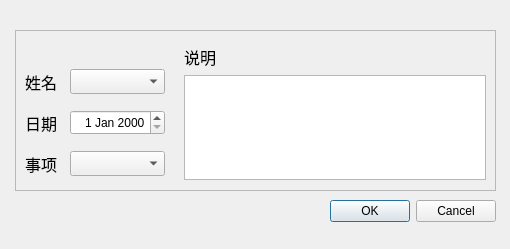
First picture: the form in ui_newDailyDialog.ui, repository squallyaohao/overtime-management, before the edit.
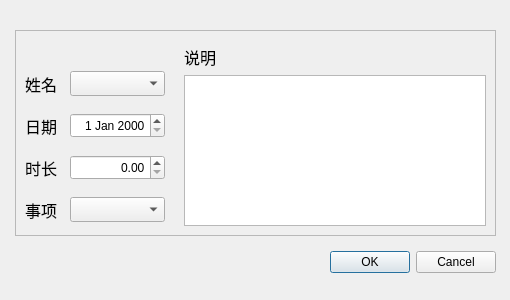
Second picture: the form after the edit.

Commit message: daily table

```diff
--- a/ui_newDailyDialog.ui
+++ b/ui_newDailyDialog.ui
@@ -7,7 +7,7 @@
     <x>0</x>
     <y>0</y>
     <width>510</width>
-    <height>249</height>
+    <height>300</height>
    </rect>
   </property>
   <property name="sizePolicy">
@@ -19,7 +19,7 @@
   <property name="maximumSize">
    <size>
     <width>510</width>
-    <height>400</height>
+    <height>300</height>
    </size>
   </property>
   <property name="windowTitle">
@@ -29,11 +29,17 @@
    <property name="geometry">
     <rect>
      <x>155</x>
-     <y>195</y>
+     <y>245</y>
      <width>341</width>
-     <height>32</height>
+     <height>35</height>
     </rect>
    </property>
+   <property name="minimumSize">
+    <size>
+     <width>0</width>
+     <height>35</height>
+    </size>
+   </property>
    <property name="orientation">
     <enum>Qt::Horizontal</enum>
    </property>
@@ -47,7 +53,7 @@
      <x>15</x>
      <y>30</y>
      <width>481</width>
-     <height>161</height>
+     <height>206</height>
     </rect>
    </property>
    <property name="frameShape">
@@ -56,13 +62,13 @@
    <property name="frameShadow">
     <enum>QFrame::Sunken</enum>
    </property>
-   <widget class="QWidget" name="">
+   <widget class="QWidget" name="layoutWidget">
     <property name="geometry">
      <rect>
       <x>10</x>
       <y>15</y>
       <width>461</width>
-      <height>135</height>
+      <height>181</height>
      </rect>
     </property>
     <layout class="QHBoxLayout" name="horizontalLayout_4">
@@ -137,7 +143,42 @@
           </widget>
          </item>
          <item>
-          <widget class="QDateEdit" name="dateEdit">
+          <widget class="QDateEdit" name="date">
+           <property name="minimumSize">
+            <size>
+             <width>0</width>
+             <height>25</height>
+            </size>
+           </property>
+           <property name="alignment">
+            <set>Qt::AlignRight|Qt::AlignTrailing|Qt::AlignVCenter</set>
+           </property>
+          </widget>
+         </item>
+        </layout>
+       </item>
+       <item>
+        <layout class="QHBoxLayout" name="horizontalLayout_5">
+         <item>
+          <widget class="QLabel" name="label_7">
+           <property name="sizePolicy">
+            <sizepolicy hsizetype="Fixed" vsizetype="Preferred">
+             <horstretch>0</horstretch>
+             <verstretch>0</verstretch>
+            </sizepolicy>
+           </property>
+           <property name="font">
+            <font>
+             <pointsize>12</pointsize>
+            </font>
+           </property>
+           <property name="text">
+            <string>时长</string>
+           </property>
+          </widget>
+         </item>
+         <item>
+          <widget class="QDoubleSpinBox" name="time">
            <property name="minimumSize">
             <size>
              <width>0</width>
```
Left out of the diff: 16 changed lines with no effect on the pictures. The commit also changes 10 other files.
